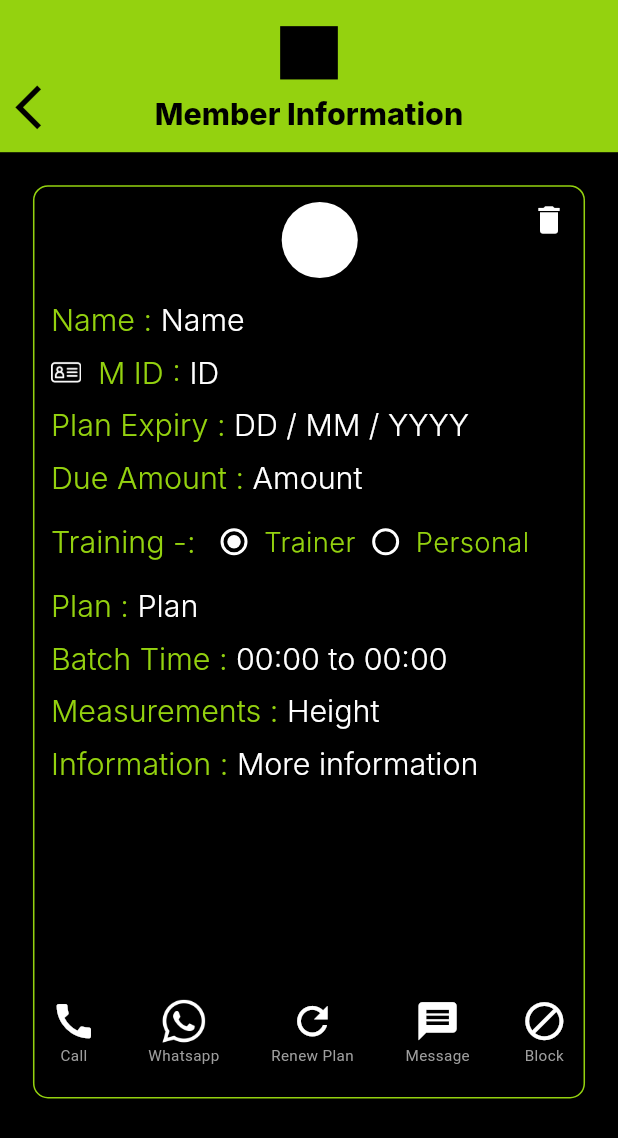
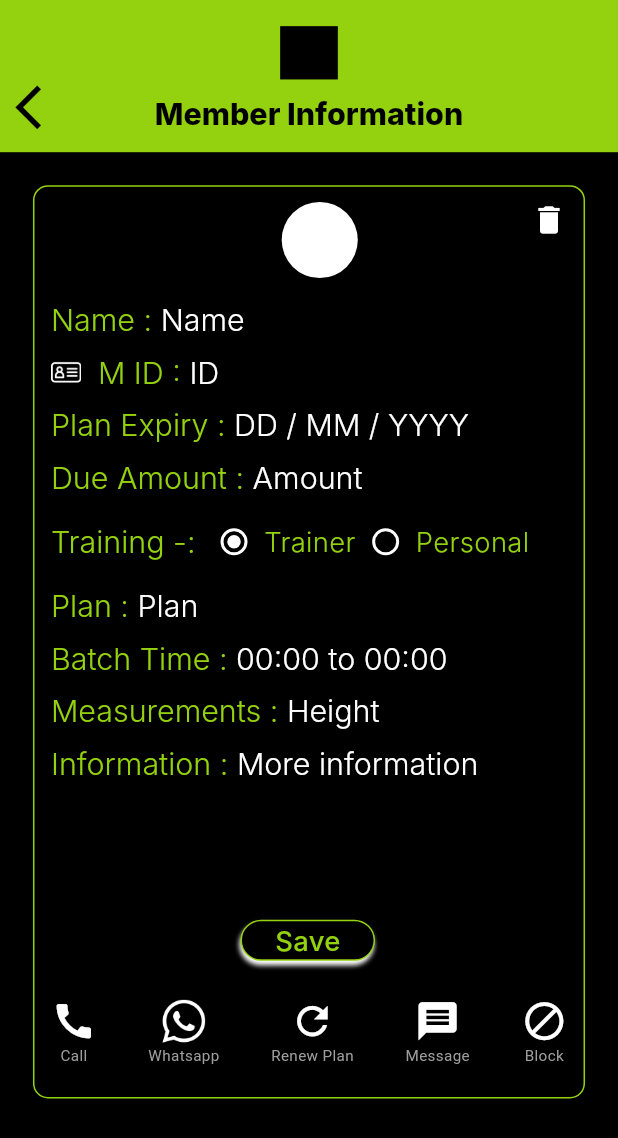
Before and after one commit to Sumeetbharali/360, a Flutter app: the screen it shows after launch, after a tap on an icon or button, on a phone screen of 412 x 824 dp. Shown: the top 1138 px of the screen. Run offline on Flutter 3.47's test engine with Material 3 defaults, Android fonts, the phone set to English and light mode, and no system bars; our stand-ins replace flutter_screenutil; Roboto replaces fonts that are missing (Inter).

Commit message:
- Member information to be cont'd

```diff
--- a/lib/features/members/presentation/widgets/member_information/member_info_body.dart
+++ b/lib/features/members/presentation/widgets/member_information/member_info_body.dart
@@ -4,6 +4,8 @@ import 'package:gym_management/core/theme/text_styles.dart';
 import 'package:gym_management/core/widgets/space.dart';
 import 'package:gym_management/features/members/data/models/member_model.dart';
 import 'package:gym_management/features/members/presentation/widgets/member_details_field.dart';
+
+import '../../../../../core/theme/color_palette.dart';
 
 class MemberInfoBody extends StatefulWidget {
   MemberInfoBody({super.key, required this.member});
@@ -168,7 +170,30 @@ class _MemberInfoBodyState extends State<MemberInfoBody> {
         fieldTextStyle: MyTextStyles.fontInter20MainGreenLight,
         valueTextStyle: MyTextStyles.fontInter20WhiteLight,
       ),
-      verticalSpace(10),
+      verticalSpace(90),
+      GestureDetector(
+          onTap: () {},
+          child: Container(
+            margin: EdgeInsets.only(left: 115.w),
+            padding: EdgeInsets.symmetric(horizontal: 20.w),
+            height: 27.h,
+            decoration: BoxDecoration(
+                color: Colors.black,
+                boxShadow: const [
+                  BoxShadow(
+                    color: Colors.white, // White shadow
+                    blurRadius: 2, // Blur intensity
+                    spreadRadius: 0.1, // Spread of the shadow
+                    offset: Offset(-0.75, 3), // Shadow position (x, y)
+                  ),
+                ],
+                border: Border.all(color: ColorPalette.mainGreen),
+                borderRadius: BorderRadius.circular(20)),
+            child: Text(
+              "Save",
+              style: MyTextStyles.fontInter18MainGreenMedium,
+            ),
+          ))
     ]);
   }
 }
```
